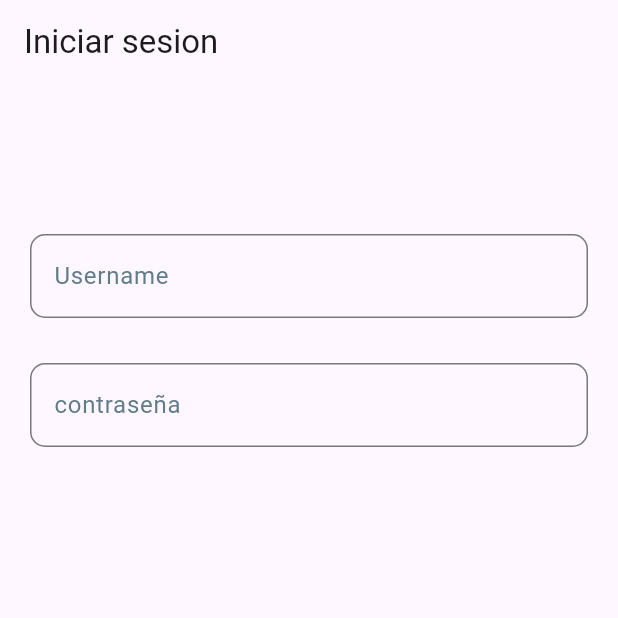
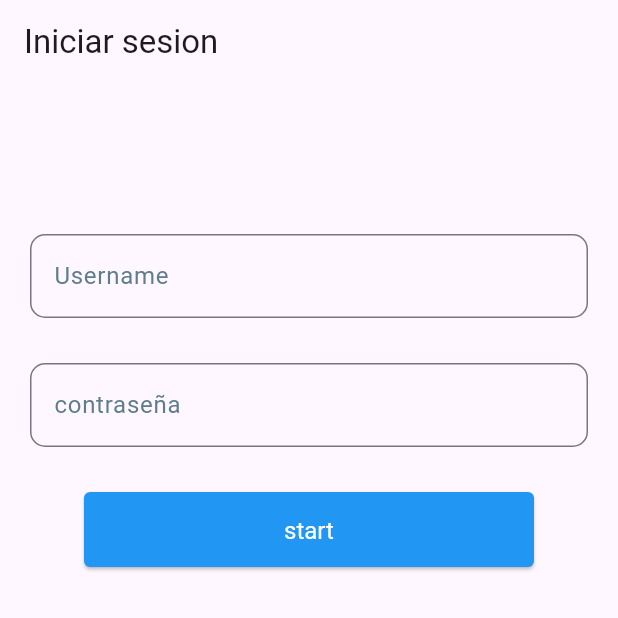
Before and after one commit to BeginerLord/flutter_connect_api, a Flutter app: the screen it shows after launch, on a phone screen of 412 x 824 dp, the top half of it. Run offline on Flutter 3.47's test engine with Material 3 defaults, Android fonts, the phone set to English and light mode, and no system bars; our stand-ins replace dio, flutter_dotenv, flutter_hooks, jwt_decoder, shared_preferences.

Commit message:
Add CustomButton to login screen and update button styles for consistency

```diff
--- a/lib/screens/login/login_screen.dart
+++ b/lib/screens/login/login_screen.dart
@@ -1,5 +1,6 @@
 import 'package:api_to_connet/hooks/Auth/login.dart';
 import 'package:api_to_connet/widgets/Inputs/custom_text_field.dart';
+import 'package:api_to_connet/widgets/custom_button.dart';
 import 'package:flutter/material.dart';
 import 'package:flutter_hooks/flutter_hooks.dart';
 
@@ -10,8 +11,12 @@ class LoginScreen extends HookWidget {
     final passwordController = useTextEditingController();
     final login = useLogin(context);
 
+    void handleLogin(){
+      login.login(usernameController.text, passwordController.text);
+    }
+
     return Scaffold(
-      appBar: AppBar(title: Text('Iniciar sesion')),
+      appBar: AppBar(title: const Text('Iniciar sesion')),
       body: Padding(
         padding: const EdgeInsets.only(left: 20.0, right: 20.0, top: 100.0),
         child: Center(
@@ -21,7 +26,7 @@ class LoginScreen extends HookWidget {
                 controller: usernameController,
                 decoration: InputDecoration(
                   labelText: 'Username',
-                  labelStyle: TextStyle(color: Colors.blueGrey),
+                  labelStyle: const TextStyle(color: Colors.blueGrey),
                   border: OutlineInputBorder(
                     borderRadius: BorderRadius.circular(10.0),
                   ),
@@ -36,7 +41,9 @@ class LoginScreen extends HookWidget {
                 controller: passwordController,
                 labelText: 'contraseña',
                 obscureText: true,
-              )
+              ),
+              SizedBox(height: 30.0),
+              CustomButton(onPressed: handleLogin, text: 'start'),
             ],
           ),
         ),
--- a/lib/widgets/ButtonStyles.dart
+++ b/lib/widgets/ButtonStyles.dart
@@ -6,6 +6,11 @@ class ButtonStyles{
     foregroundColor: Colors.white, // Color del texto
     padding: EdgeInsets.symmetric(horizontal: 32, vertical: 16),
     textStyle: TextStyle(fontSize: 16),
+    minimumSize: Size(300, 50),
+    maximumSize: Size(300, 50),
+    shape: RoundedRectangleBorder(
+      borderRadius: BorderRadius.circular(4),
+    )
 
   );
   static final TextStyle buttonTextStyle = TextStyle(
--- a/lib/widgets/custom_button.dart
+++ b/lib/widgets/custom_button.dart
@@ -5,8 +5,9 @@ class CustomButton extends StatelessWidget {
   final VoidCallback onPressed;
   final String text;
   final bool isLoading;
+
   const CustomButton({
-
+    super.key,
     required this.onPressed,
     required this.text,
     this.isLoading = false,
@@ -14,10 +15,11 @@ class CustomButton extends StatelessWidget {
 
   @override
   Widget build(BuildContext context) {
-    return ElevatedButton(onPressed: isLoading ? null : onPressed,
+    return ElevatedButton(
+      onPressed: isLoading ? null : onPressed,
       style: ButtonStyles.elevatedButtonStyle,
       child: isLoading
-     ? CircularProgressIndicator(
+          ? const CircularProgressIndicator(
               valueColor: AlwaysStoppedAnimation<Color>(Colors.white),
             )
           : Text(text, style: ButtonStyles.buttonTextStyle),
```
Lines whose indentation alone changed are shown as unchanged.
